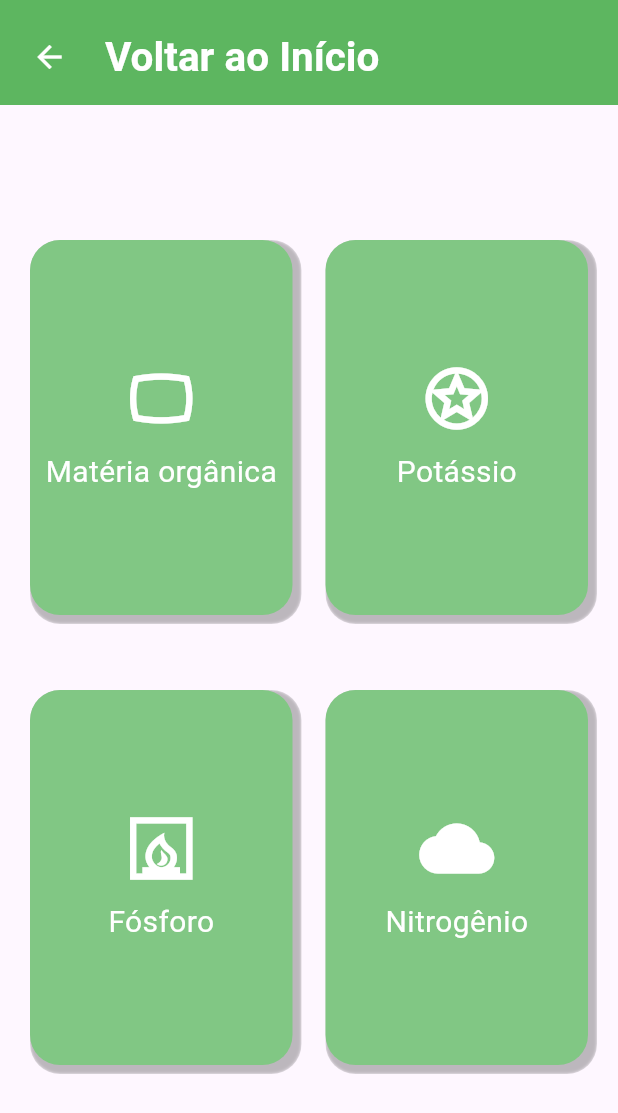
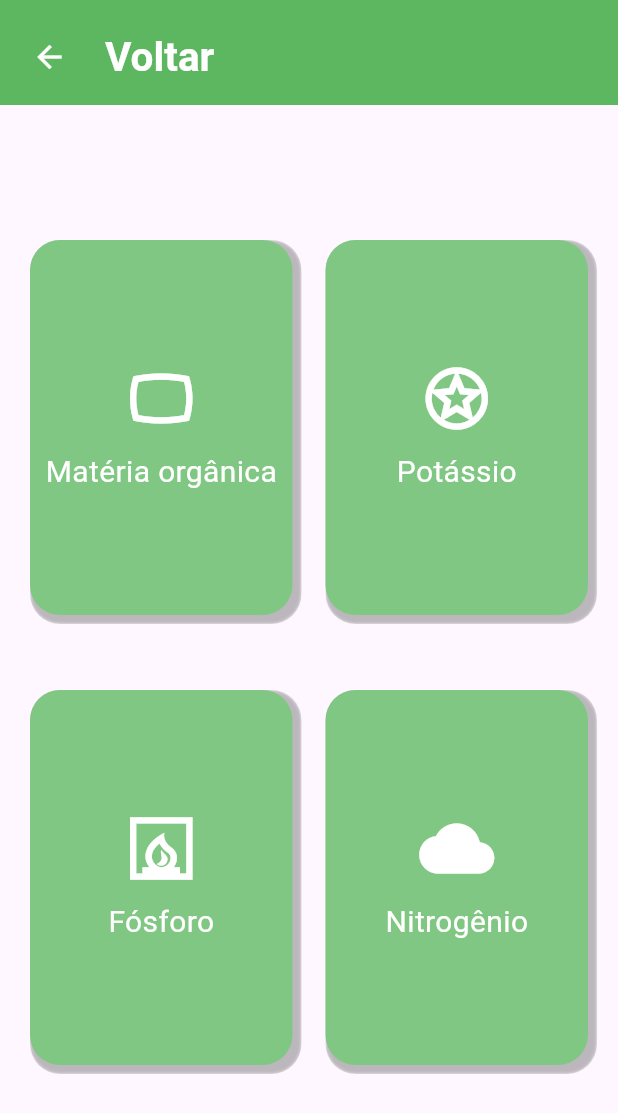
Before and after one commit to LucasMartins007/hansolo-app, a Flutter app: the screen it shows after launch, after a tap on "Análise de solo", on a phone screen of 412 x 824 dp. Shown: the top 1113 px of the screen. Run offline on Flutter 3.47's test engine with Material 3 defaults, Android fonts, the phone set to English and light mode, and no system bars; our stand-ins replace dio, file_picker; network calls fail.

Commit message:
adicionando ajustes

```diff
--- a/lib/app/presentation/pages/HelpPage.dart
+++ b/lib/app/presentation/pages/HelpPage.dart
@@ -31,7 +31,7 @@ class _HelppageState extends State<Helppage> {
                     padding: EdgeInsets.only(right: 25),
                   ),
                   Text(
-                    "Voltar ao Início",
+                    "Voltar",
                     style: TextStyle(
                       fontWeight: FontWeight.w600,
                       color: Colors.white,
--- a/lib/app/presentation/pages/analytics/presentation/pages/AnalyticsPage.dart
+++ b/lib/app/presentation/pages/analytics/presentation/pages/AnalyticsPage.dart
@@ -258,7 +258,9 @@ class _AnalyticspageState extends State<Analyticspage> {
                                     onPressed: () => Navigator.push(
                                       context,
                                       MaterialPageRoute(
-                                        builder: (context) => Openedanalytics(nutrient: widget.nutrient,),
+                                        builder: (context) => Openedanalytics(
+                                          nutrient: widget.nutrient,
+                                        ),
                                       ),
                                     ),
                                     icon: Icon(
@@ -363,7 +365,7 @@ class _AnalyticspageState extends State<Analyticspage> {
                                     children: [
                                       Flexible(
                                         child: Text(
-                                          'Atenção: Pontos 02 e 03 precisam de atenção urgente do nutriente ${widget.nutrient}.',
+                                          'Atenção: O Ponto 03 precisa de atenção urgente para ${widget.nutrient}.',
                                           style: TextStyle(
                                             color: Colors.red,
                                           ),
@@ -396,7 +398,7 @@ class _AnalyticspageState extends State<Analyticspage> {
                                 ],
                               ),
                             ),
-                      Container(
+                      widget.nutrient == '' ? Container() : Container(
                         padding: EdgeInsets.only(top: 15, bottom: 25),
                         child: Column(
                           mainAxisAlignment: MainAxisAlignment.start,
@@ -405,7 +407,7 @@ class _AnalyticspageState extends State<Analyticspage> {
                               children: [
                                 Flexible(
                                   child: Text(
-                                    'Atenção: Pontos 01 e 05 estão com ótima concentração de ${widget.nutrient}.',
+                                    'Atenção: Pontos 02, 04 e 05 estão com ótima concentração de ${widget.nutrient}.',
                                     style: TextStyle(
                                       color: Colors.green,
                                     ),
--- a/lib/app/presentation/pages/home/presentation/manager/HomePageManager.dart
+++ b/lib/app/presentation/pages/home/presentation/manager/HomePageManager.dart
@@ -14,7 +14,8 @@ class HomePageManager {
 
   Future<void> pickFile() async {
     try {
-      FilePickerResult? result = await FilePicker.platform.pickFiles(initialDirectory: 'Documents');
+      FilePickerResult? result =
+          await FilePicker.platform.pickFiles(initialDirectory: 'Documents');
       if (result != null) {
         print("Arquivo selecionado e enviado para a api..");
       }
@@ -33,8 +34,7 @@ class HomePageManager {
         'file': await MultipartFile.fromFile(
           xmlFile.path,
           filename: 'Planilha.xlsx',
-          contentType:
-              DioMediaType('application', 'multipart/form-data'),
+          contentType: DioMediaType('application', 'multipart/form-data'),
         ),
       });
 
--- a/lib/app/presentation/pages/home/presentation/pages/HomePage.dart
+++ b/lib/app/presentation/pages/home/presentation/pages/HomePage.dart
@@ -40,52 +40,6 @@ class _HomepageState extends State<Homepage> {
             child: Column(
               spacing: 40,
               children: [
-                Row(
-                  mainAxisAlignment: MainAxisAlignment.center,
-                  children: [
-                    GestureDetector(
-                      child: Container(
-                        decoration: BoxDecoration(
-                          color: Color.fromRGBO(129, 199, 132, 1),
-                          borderRadius: BorderRadius.circular(20),
-                          boxShadow: [
-                            BoxShadow(
-                              color: Colors.black26,
-                              blurRadius: 1,
-                              spreadRadius: 3,
-                              blurStyle: BlurStyle.inner,
-                              offset: Offset(3, 3),
-                            ),
-                          ],
-                        ),
-                        width: 275,
-                        height: 200,
-                        child: Column(
-                          mainAxisAlignment: MainAxisAlignment.center,
-                          children: [
-                            Container(
-                              padding: EdgeInsets.only(bottom: 10),
-                              child: Icon(
-                                size: 50,
-                                Icons.analytics_sharp,
-                                color: Colors.white,
-                              ),
-                            ),
-                            Text(
-                              "Análise de solo",
-                              style: TextStyle(
-                                color: Colors.white,
-                                fontSize: 20,
-                              ),
-                            )
-                          ],
-                        ),
-                      ),
-                      onTap: () => HomePageManager()
-                          .redirectTo(context, Nutrientoptionspage()),
-                    ),
-                  ],
-                ),
                 Row(
                   mainAxisAlignment: MainAxisAlignment.center,
                   children: [
@@ -182,6 +136,52 @@ class _HomepageState extends State<Homepage> {
                   mainAxisAlignment: MainAxisAlignment.center,
                   children: [
                     GestureDetector(
+                      child: Container(
+                        decoration: BoxDecoration(
+                          color: Color.fromRGBO(129, 199, 132, 1),
+                          borderRadius: BorderRadius.circular(20),
+                          boxShadow: [
+                            BoxShadow(
+                              color: Colors.black26,
+                              blurRadius: 1,
+                              spreadRadius: 3,
+                              blurStyle: BlurStyle.inner,
+                              offset: Offset(3, 3),
+                            ),
+                          ],
+                        ),
+                        width: 275,
+                        height: 200,
+                        child: Column(
+                          mainAxisAlignment: MainAxisAlignment.center,
+                          children: [
+                            Container(
+                              padding: EdgeInsets.only(bottom: 10),
+                              child: Icon(
+                                size: 50,
+                                Icons.analytics_sharp,
+                                color: Colors.white,
+                              ),
+                            ),
+                            Text(
+                              "Análise de solo",
+                              style: TextStyle(
+                                color: Colors.white,
+                                fontSize: 20,
+                              ),
+                            )
+                          ],
+                        ),
+                      ),
+                      onTap: () => HomePageManager()
+                          .redirectTo(context, Nutrientoptionspage()),
+                    ),
+                  ],
+                ),
+                Row(
+                  mainAxisAlignment: MainAxisAlignment.center,
+                  children: [
+                    GestureDetector(
                       onTap: () =>
                           HomePageManager().redirectTo(context, Helppage()),
                       child: Container(
--- a/lib/app/presentation/pages/nutrient-options/presentation/pages/NutrientOptionsPage.dart
+++ b/lib/app/presentation/pages/nutrient-options/presentation/pages/NutrientOptionsPage.dart
@@ -32,7 +32,7 @@ class _NutrientoptionspageState extends State<Nutrientoptionspage> {
                     padding: EdgeInsets.only(right: 25),
                   ),
                   Text(
-                    "Voltar ao Início",
+                    "Voltar",
                     style: TextStyle(
                       fontWeight: FontWeight.w600,
                       color: Colors.white,
```
Lines whose indentation alone changed are shown as unchanged.
